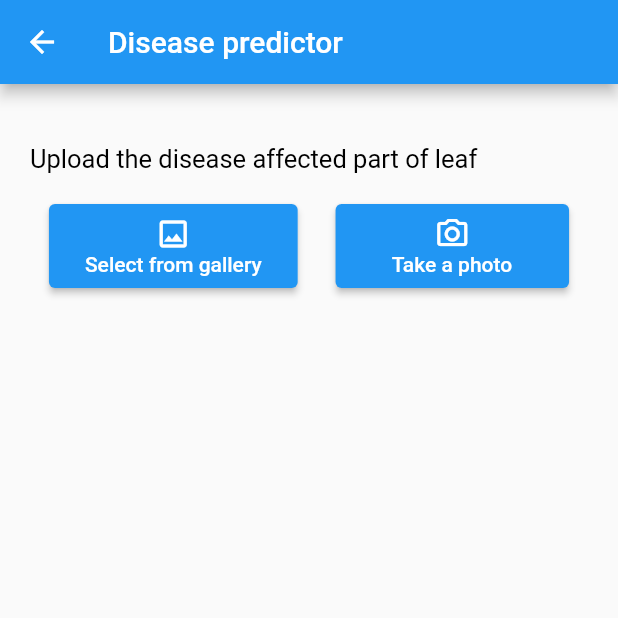
After one commit to Thanoraj/garden_care, a Flutter app: the screen it shows after launch, after a tap on "Analyse leaf disease", on a phone screen of 412 x 824 dp, the top half of it. The commit adds this screen. Run offline on Flutter 3.47's test engine with Material 2 defaults, Android fonts, the phone set to English and light mode, and no system bars; our stand-ins replace firebase_core, firebase_database, image_picker; missing offline and left inert: flutter_tflite; accounts and stored records are empty; generated files the repository leaves out were written again.

Commit message:
Prediction added

```diff
--- /dev/null
+++ b/assets/labels.txt
@@ -0,0 +1,3 @@
+0 Black rot
+1 Bacterial Spot
+2 Healthy
--- a/assets/models/labels.txt
+++ /dev/null
@@ -1,3 +0,0 @@
-0 Healthy leaf
-1 Rot
-2 Rust
--- /dev/null
+++ b/lib/image_adder.dart
@@ -0,0 +1,263 @@
+import 'dart:io';
+import 'package:flutter/material.dart';
+import 'package:flutter_tflite/flutter_tflite.dart';
+import 'dart:async';
+import 'package:image_picker/image_picker.dart';
+import 'Image_Model.dart';
+
+class ImageAdder extends StatefulWidget {
+  const ImageAdder({
+    Key? key,
+    this.callback,
+    this.imageCallback,
+  }) : super(key: key);
+
+  final Function? callback;
+  final Function? imageCallback;
+
+  @override
+  _ImageAdderState createState() => _ImageAdderState();
+}
+
+List<ImageModel> pickedImageList = [];
+
+class _ImageAdderState extends State<ImageAdder> {
+  bool showImage = false;
+  bool uploading = false;
+  bool isLoading = false;
+
+  @override
+  initState() {
+    super.initState();
+    loadModel();
+  }
+
+
+
+  @override
+  dispose() {
+    pickedImageList = [];
+    super.dispose();
+  }
+
+
+  loadModel() async {
+    Tflite.close();
+    try {
+      await Tflite.loadModel(
+        model: "assets/model_unquant.tflite",
+        labels: "assets/labels.txt",
+      );
+    } on Exception catch (e) {
+      return e;
+    }
+  }
+
+  Future selectFromCamera() async {
+    var image = await ImagePicker().pickImage(source: ImageSource.camera);
+    if (image == null) return;
+    File img = File(image.path);
+    var bytes = await image.readAsBytes();
+    var size = bytes.lengthInBytes;
+
+    ImageModel imageModel = ImageModel();
+    imageModel.name = '${image.name.split('.')[0]}_${DateTime.now()}${image.name.split('.').last}';
+    imageModel.bytes = bytes;
+    imageModel.size = size;
+    imageModel.file = img;
+    pickedImageList.add(imageModel);
+    setState(() {});
+  }
+
+  Future selectFromGallery() async {
+    var image = await ImagePicker().pickImage(source: ImageSource.gallery);
+    if (image == null) return;
+    File img = File(image.path);
+    var bytes = await image.readAsBytes();
+    var size = bytes.lengthInBytes;
+
+    ImageModel imageModel = ImageModel();
+    imageModel.name = '${image.name.split('.')[0]}_${DateTime.now()}${image.name.split('.').last}';
+    imageModel.bytes = bytes;
+    imageModel.size = size;
+    imageModel.file = img;
+    pickedImageList.add(imageModel);
+    setState(() {});
+  }
+
+  Future predict(File image) async {
+    var recognitions = await Tflite.runModelOnImage(
+      path: image.path, // required
+      imageMean: 0.0, // defaults to 117.0
+      imageStd: 255.0, // defaults to 1.0
+      numResults: 2, // defaults to 5
+      threshold: 0.2, // defaults to 0.1
+      asynch: true, // defaults to true
+    );
+    var predictedName = recognitions![0]['label'].toString().replaceRange(
+        0, recognitions[0]['label'].toString().indexOf(' ') + 1, '');
+    return predictedName;
+  }
+
+  processImage() async {
+    String disease = await predict(pickedImageList[0].file!);
+    return disease;
+  }
+
+  String? result;
+
+  @override
+  Widget build(BuildContext context) {
+    return Scaffold(
+      appBar: AppBar(
+        title: const Text("Disease predictor"),
+      ),
+      body: Container(
+        padding: const EdgeInsets.symmetric(horizontal: 20, vertical: 20),
+        child: Column(
+          crossAxisAlignment: CrossAxisAlignment.start,
+          children: [
+            const Padding(
+              padding: EdgeInsets.symmetric(vertical: 20.0),
+              child: Text(
+                'Upload the disease affected part of leaf',
+                style: TextStyle(
+                  color: Colors.black,
+                  fontSize: 17,
+                ),
+              ),
+            ),
+            const SizedBox(),
+            if (pickedImageList.isEmpty)
+              Row(
+                mainAxisAlignment: MainAxisAlignment.spaceAround,
+                children: [
+                  ElevatedButton(
+                    child: const Padding(
+                      padding: EdgeInsets.all(8.0),
+                      child: Column(children: [
+                        Icon(Icons.image_outlined),
+                        Text('Select from gallery'),
+                      ]),
+                    ),
+                    onPressed: () async {
+                      await selectFromGallery();
+                    },
+                  ),
+                  ElevatedButton(
+                    child: const Padding(
+                      padding: EdgeInsets.all(8.0),
+                      child: Column(children: [
+                        Icon(Icons.camera_alt_outlined),
+                        Text('    Take a photo    '),
+                      ]),
+                    ),
+                    onPressed: () async {
+                      await selectFromCamera();
+                    },
+                  ),
+                ],
+              ),
+            const SizedBox(
+              height: 20,
+            ),
+            const SizedBox(
+              height: 15,
+            ),
+            Visibility(
+              visible: pickedImageList.isNotEmpty,
+              child: Column(
+                children: [
+                  GridView.count(
+                      padding: const EdgeInsets.all(20),
+                      crossAxisCount: 1,
+                      mainAxisSpacing: 15,
+                      crossAxisSpacing: 15,
+                      shrinkWrap: true,
+                      children: [
+                        for (int i = 0; i < pickedImageList.length; i++)
+                          Stack(
+                              clipBehavior: Clip.none, fit: StackFit.expand,
+                              children: [
+                                GestureDetector(
+                                  onTap: () {
+                                    widget.imageCallback!(pickedImageList[i]);
+                                  },
+                                  child: SizedBox(
+                                    width: 50,
+                                    height: 50,
+                                    child: ClipRRect(
+                                      borderRadius: BorderRadius.circular(10),
+                                      child: Image.memory(
+                                        pickedImageList[i].bytes,
+                                        fit: BoxFit.fill,
+                                      ),
+                                    ),
+                                  ),
+                                ),
+                                Positioned(
+                                    right: -10,
+                                    top: -10,
+                                    child: GestureDetector(
+                                      onTap: () {
+                                        pickedImageList
+                                            .remove(pickedImageList[i]);
+                                        setState(() {});
+                                      },
+                                      child: Container(
+                                        padding: const EdgeInsets.all(5),
+                                        decoration: const BoxDecoration(
+                                          color: Colors.white70,
+                                          shape: BoxShape.circle,
+                                        ),
+                                        child: const Icon(Icons.close),
+                                      ),
+                                    ))
+                              ]),
+                      ]),
+                  const SizedBox(
+                    height: 15,
+                  ),
+                 result != null? Text(result!, style: const TextStyle(fontSize: 20),): Center(
+                    child: ElevatedButton(
+                      child: const Padding(
+                        padding: EdgeInsets.symmetric(vertical: 17.0, horizontal: 15),
+                        child: Text('Process image',style: TextStyle(fontSize: 18),),
+                      ),
+                      onPressed: () async {
+                        setState(() {
+                          uploading = true;
+                        });
+                        result = await processImage();
+                        setState(() {
+
+                        });
+
+                      },
+
+                    ),
+                  ),
+                  const SizedBox(
+                    height: 15,
+                  ),
+                  /*Center(
+                    child: ElevatedButton(
+                      child: const Text('Remove image'),
+                      onPressed: () {
+                        setState(() {
+                          pickedImageList = [];
+                          showImage = false;
+                          uploading = false;
+                        });
+                      },
+                    ),
+                  ),*/
+                ],
+              ),
+            ),
+          ],
+        ),
+      ),
+    );
+  }
+}
--- a/lib/main.dart
+++ b/lib/main.dart
@@ -1,6 +1,9 @@
+import 'dart:async';
+
 import 'package:firebase_core/firebase_core.dart';
 import 'package:flutter/material.dart';
 import 'package:firebase_database/firebase_database.dart';
+import 'package:garden_care/image_adder.dart';
 
 import 'firebase_options.dart';
 
@@ -64,7 +67,8 @@ class _HomePageState extends State<HomePage> {
   }
 
   void _startListening() {
-    _databaseRef.onValue.listen((event) {
+    print("in");
+    _databaseRef.onValue.listen((event) async {
       var dataSnapshot = event.snapshot;
       print(dataSnapshot.value);
       if (dataSnapshot.value != null) {
@@ -73,14 +77,72 @@ class _HomePageState extends State<HomePage> {
         print(value);
         try {
           _sensorData = SensorData(temperature: value[0]??"0", humidity: value[1]??"0", phLevel: value[3]??'0', soilMoisture: value[2]??'0', light: value[4]??'0');
-        } on Exception catch (e) {
+          print(int.parse(_sensorData!.soilMoisture));
+          if (double.parse(_sensorData!.phLevel)< 6 && int.parse(_sensorData!.soilMoisture) < 10 && data['passed'] == false) {
+            await addFertilizer(data);
+          } else if (double.parse(_sensorData!.phLevel) >= 6 && int.parse(_sensorData!.soilMoisture) < 10 && data['passed'] == false) {
+            await passWater(data);
+          } else if (data['passed'] == true && int.parse(_sensorData!.soilMoisture) >= 10) {
+            print("motor state changed");
+            await FirebaseDatabase.instance.ref().update({"passed":false});
+          }
+          } on Exception catch (e) {
           print(e);
         }
         setState(() {
         });
       }
-    });
+    }).onError((e){print(e);});
+    print("object");
 
+  }
+
+  passWater (data) async {
+      print("motor started");
+      await FirebaseDatabase.instance.ref().update({"passed":true});
+      await FirebaseDatabase.instance.ref().update({"speed1":1});
+      await FirebaseDatabase.instance.ref().update({"speed2":1});
+      int i = 0;
+      Timer timer = Timer.periodic(const Duration(minutes: 1), (timer) async {
+        print("motor stopped");
+        await FirebaseDatabase.instance.ref().update({"speed1":0});
+        await FirebaseDatabase.instance.ref().update({"speed2":0});
+        if (i == 1) {
+          print(i);
+          timer.cancel();
+        }
+        i++;
+      });
+  }
+
+  addFertilizer (data) async {
+      print("motor started");
+      await FirebaseDatabase.instance.ref().update({"passed":true});
+      await FirebaseDatabase.instance.ref().update({"speed3":1});
+      int i = 0;
+      Timer timer = Timer.periodic(const Duration(minutes: 1), (timer) async {
+        print("fertilizer added");
+        print("motor started");
+        await FirebaseDatabase.instance.ref().update({"speed1":1});
+        await FirebaseDatabase.instance.ref().update({"speed2":1});
+        await FirebaseDatabase.instance.ref().update({"speed3":0});
+        int j = 0;
+        Timer timer2 = Timer.periodic(const Duration(minutes: 1), (timer2) async {
+          print("motor stopped");
+          await FirebaseDatabase.instance.ref().update({"speed1":0});
+          await FirebaseDatabase.instance.ref().update({"speed2":0});
+          if (j == 1) {
+            print(i);
+            timer2.cancel();
+          }
+          j++;
+        });
+        if (i == 1) {
+          print(i);
+          timer.cancel();
+        }
+        i++;
+      });
   }
 
 
@@ -264,6 +326,30 @@ class _HomePageState extends State<HomePage> {
                     ),
                   ),
                 ),
+                const SizedBox(height: 30,),
+                 Center(
+                  child: GestureDetector(
+                    onTap: () {
+Navigator.push(context, MaterialPageRoute(builder: (context)=> const ImageAdder()));
+                    },
+                    child: Card(
+                      shape: RoundedRectangleBorder(
+                        borderRadius: BorderRadius.circular(20),
+                      ),
+                      child: const Padding(
+                        padding: EdgeInsets.symmetric(horizontal: 50.0, vertical: 20,),
+                        child: Row(
+                          mainAxisSize: MainAxisSize.min,
+                          children: [
+                            Icon(Icons.energy_savings_leaf_sharp),
+                            SizedBox(width: 10,),
+                            Text("Analyse leaf disease"),
+                          ],
+                        ),
+                      ),
+                    ),
+                  ),
+                ),
               ],
             ),
           ),
```
Also changed, not shown: lib/Image_Adder.dart (deleted, +0 -338 lines), pubspec.yaml (+4 -3 lines), pubspec.lock, 12 other files.
